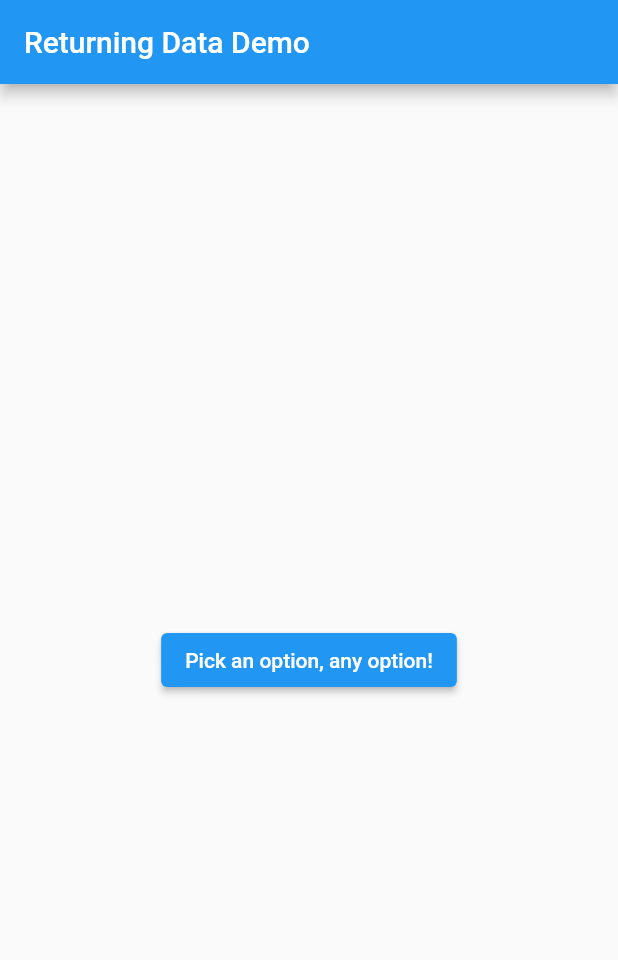
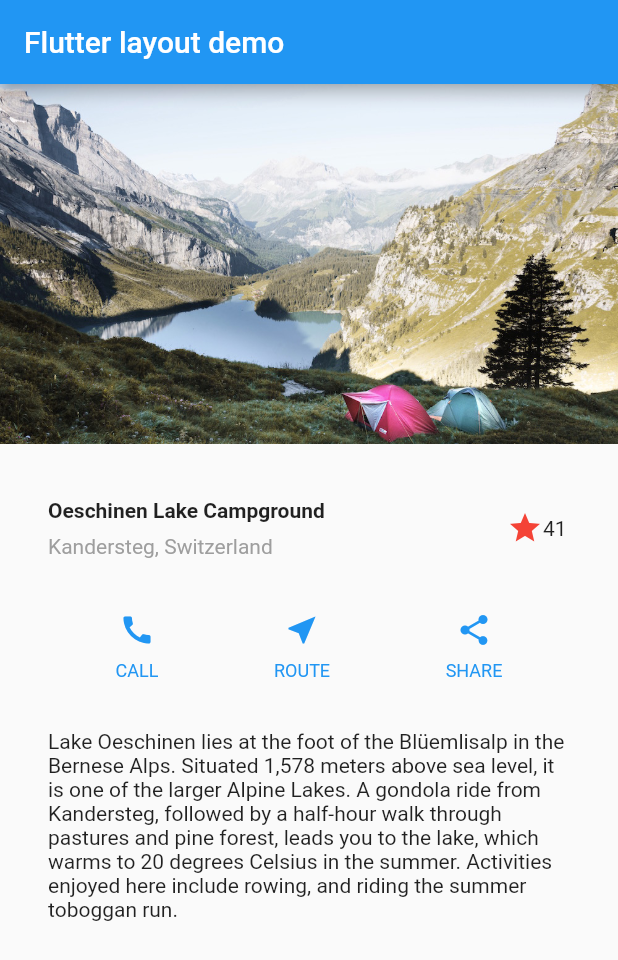
Before and after one commit to Zolbayar8027/flutter_playground, a Flutter app: the screen it shows after launch, on a phone screen of 412 x 824 dp. Shown: the top 960 px of the screen. Run offline on Flutter 3.47's test engine with Material 2 defaults, Android fonts, the phone set to English and light mode, and no system bars.

Commit message:
3/22 homework

```diff
--- a/lib/main.dart
+++ b/lib/main.dart
@@ -1,87 +1,166 @@
 import 'package:flutter/material.dart';
 
-void main() {
-  runApp(MaterialApp(
-    title: 'Returning Data',
-    home: HomeScreen(),
-  ));
-}
+void main() => runApp(MyApp());
 
-class HomeScreen extends StatelessWidget {
+class MyApp extends StatelessWidget {
   @override
   Widget build(BuildContext context) {
-    return Scaffold(
-      appBar: AppBar(
-        title: Text('Returning Data Demo'),
+    Widget titleSection = Container(
+      padding: const EdgeInsets.all(32),
+      child: Row(
+        children: [
+          Expanded(
+            /*1*/
+            child: Column(
+              crossAxisAlignment: CrossAxisAlignment.start,
+              children: [
+                /*2*/
+                Container(
+                  padding: const EdgeInsets.only(bottom: 8),
+                  child: Text(
+                    'Oeschinen Lake Campground',
+                    style: TextStyle(
+                      fontWeight: FontWeight.bold,
+                    ),
+                  ),
+                ),
+                Text(
+                  'Kandersteg, Switzerland',
+                  style: TextStyle(
+                    color: Colors.grey[500],
+                  ),
+                ),
+              ],
+            ),
+          ),
+          FavoriteWidget(),
+        ],
       ),
-      body: Center(child: SelectionButton()),
-    );
-  }
-}
-
-class SelectionButton extends StatelessWidget {
-  @override
-  Widget build(BuildContext context) {
-    return ElevatedButton(
-      onPressed: () {
-        _navigateAndDisplaySelection(context);
-      },
-      child: Text('Pick an option, any option!'),
-    );
-  }
-
-  // A method that launches the SelectionScreen and awaits the result from
-  // Navigator.pop.
-  _navigateAndDisplaySelection(BuildContext context) async {
-    // Navigator.push returns a Future that completes after calling
-    // Navigator.pop on the Selection Screen.
-    final result = await Navigator.push(
-      context,
-      MaterialPageRoute(builder: (context) => SelectionScreen()),
     );
 
-    // After the Selection Screen returns a result, hide any previous snackbars
-    // and show the new result.
-    ScaffoldMessenger.of(context)
-      ..removeCurrentSnackBar()
-      ..showSnackBar(SnackBar(content: Text("$result")));
-  }
-}
+    Color color = Theme.of(context).primaryColor;
 
-class SelectionScreen extends StatelessWidget {
-  @override
-  Widget build(BuildContext context) {
-    return Scaffold(
-      appBar: AppBar(
-        title: Text('Pick an option'),
+    Widget buttonSection = Container(
+      child: Row(
+        mainAxisAlignment: MainAxisAlignment.spaceEvenly,
+        children: [
+          _buildButtonColumn(color, Icons.call, 'CALL'),
+          _buildButtonColumn(color, Icons.near_me, 'ROUTE'),
+          _buildButtonColumn(color, Icons.share, 'SHARE'),
+        ],
       ),
-      body: Center(
-        child: Column(
-          mainAxisAlignment: MainAxisAlignment.center,
-          children: <Widget>[
-            Padding(
-              padding: const EdgeInsets.all(8.0),
-              child: ElevatedButton(
-                onPressed: () {
-                  // Close the screen and return "Yep!" as the result.
-                  Navigator.pop(context, 'Yep!');
-                },
-                child: Text('Yep!'),
-              ),
+    );
+
+    Widget textSection = Container(
+      padding: const EdgeInsets.all(32),
+      child: Text(
+        'Lake Oeschinen lies at the foot of the Blüemlisalp in the Bernese '
+            'Alps. Situated 1,578 meters above sea level, it is one of the '
+            'larger Alpine Lakes. A gondola ride from Kandersteg, followed by a '
+            'half-hour walk through pastures and pine forest, leads you to the '
+            'lake, which warms to 20 degrees Celsius in the summer. Activities '
+            'enjoyed here include rowing, and riding the summer toboggan run.',
+        softWrap: true,
+      ),
+    );
+
+    return MaterialApp(
+      title: 'Flutter layout demo',
+      home: Scaffold(
+        appBar: AppBar(
+          title: Text('Flutter layout demo'),
+        ),
+        body: ListView(
+          children: [
+            Image.asset(
+              'images/lake.jpg',
+              width: 600,
+              height: 240,
+              fit: BoxFit.cover,
             ),
-            Padding(
-              padding: const EdgeInsets.all(8.0),
-              child: ElevatedButton(
-                onPressed: () {
-                  // Close the screen and return "Nope!" as the result.
-                  Navigator.pop(context, 'Nope.');
-                },
-                child: Text('Nope.'),
-              ),
-            )
+            titleSection,
+            buttonSection,
+            textSection,
           ],
         ),
       ),
     );
   }
+
+  Column _buildButtonColumn(Color color, IconData icon, String label) {
+    return Column(
+      mainAxisSize: MainAxisSize.min,
+      mainAxisAlignment: MainAxisAlignment.center,
+      children: [
+        Icon(icon, color: color),
+        Container(
+          margin: const EdgeInsets.only(top: 8),
+          child: Text(
+            label,
+            style: TextStyle(
+              fontSize: 12,
+              fontWeight: FontWeight.w400,
+              color: color,
+            ),
+          ),
+        ),
+      ],
+    );
+  }
 }
+
+// #docregion FavoriteWidget
+class FavoriteWidget extends StatefulWidget {
+  @override
+  _FavoriteWidgetState createState() => _FavoriteWidgetState();
+}
+// #enddocregion FavoriteWidget
+
+// #docregion _FavoriteWidgetState, _FavoriteWidgetState-fields, _FavoriteWidgetState-build
+class _FavoriteWidgetState extends State<FavoriteWidget> {
+  // #enddocregion _FavoriteWidgetState-build
+  bool _isFavorited = true;
+  int _favoriteCount = 41;
+  // #enddocregion _FavoriteWidgetState-fields
+
+  // #docregion _toggleFavorite
+  void _toggleFavorite() {
+    setState(() {
+      if (_isFavorited) {
+        _favoriteCount -= 1;
+        _isFavorited = false;
+      } else {
+        _favoriteCount += 1;
+        _isFavorited = true;
+      }
+    });
+  }
+  // #enddocregion _toggleFavorite
+
+  // #docregion _FavoriteWidgetState-build
+  @override
+  Widget build(BuildContext context) {
+    return Row(
+      mainAxisSize: MainAxisSize.min,
+      children: [
+        Container(
+          padding: EdgeInsets.all(0),
+          child: IconButton(
+            padding: EdgeInsets.all(0),
+            alignment: Alignment.centerRight,
+            icon: (_isFavorited ? Icon(Icons.star) : Icon(Icons.star_border)),
+            color: Colors.red[500],
+            onPressed: _toggleFavorite,
+          ),
+        ),
+        SizedBox(
+          width: 18,
+          child: Container(
+            child: Text('$_favoriteCount'),
+          ),
+        ),
+      ],
+    );
+  }
+// #docregion _FavoriteWidgetState-fields
+}
```
